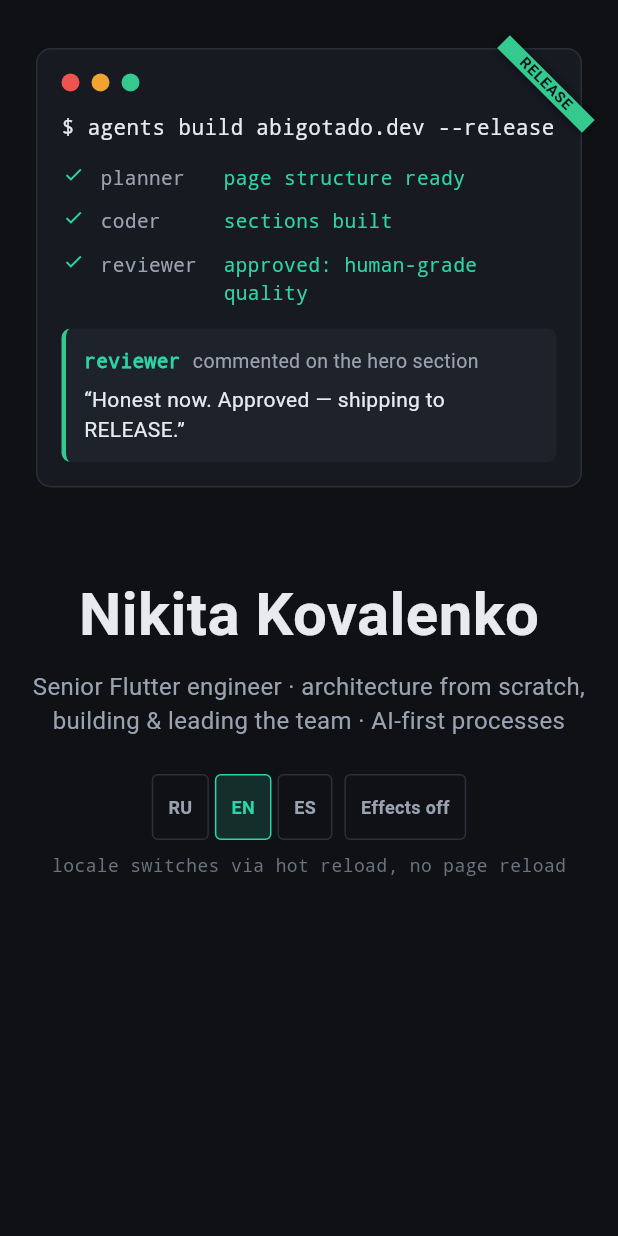
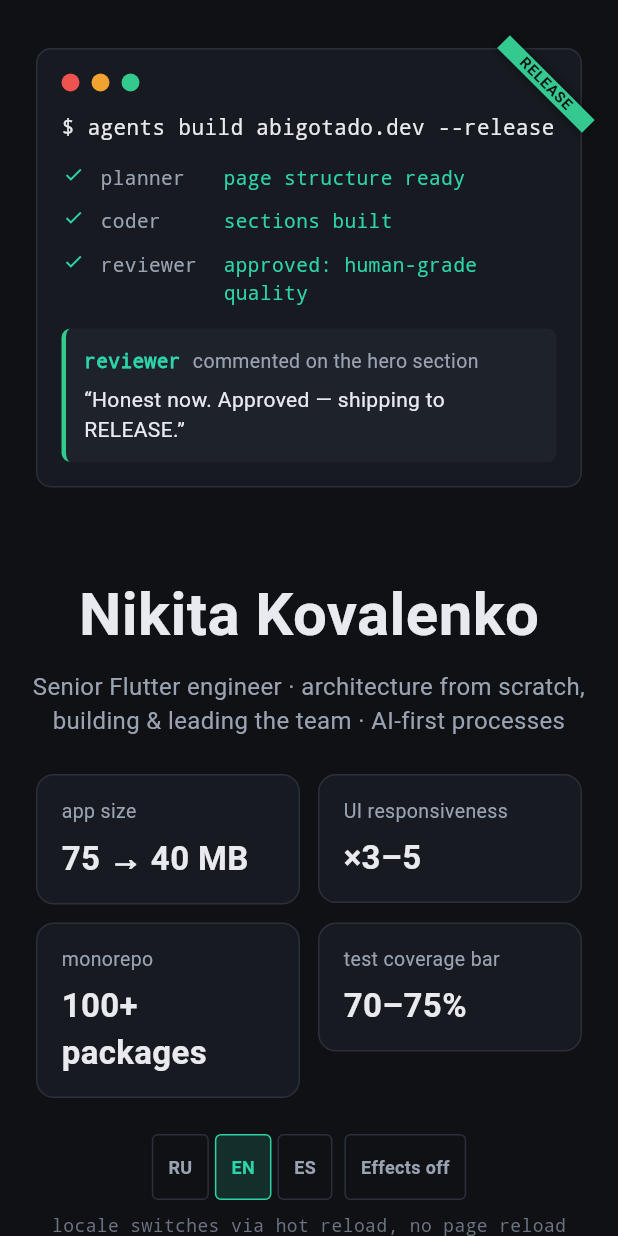
Before and after one commit to abigotado/abigotado_dev, a Flutter app: the screen it shows after launch, on a phone screen of 412 x 824 dp. Run offline on Flutter 3.47's test engine with Material 3 defaults, Android fonts, the phone set to English and light mode, and no system bars; our stand-ins replace equatable, flutter_riverpod, riverpod_annotation, shared_preferences; generated files the repository leaves out were written again.

Commit message:
feat(metrics): metrics section — the honest answer to the reviewer
Four proof-point cards below the hero, quantifying the reviewer's nitpick
("100+ package monorepo, UI made 3–5× faster"): app size 75 → 40 MB ·
UI responsiveness ×3–5 · monorepo 100+ packages · test coverage 70–75%.
Numbers are the owner's real resume figures, taken verbatim from the
approved mockup.

- Responsive grid via a pure `metricsColumnsFor(width)` (1–4 columns at
  332/504/676 px breakpoints), fed the post-clamp, post-padding width by a
  LayoutBuilder nested *inside* ConstrainedBox(720) + Padding(24). The card
  width sums back to the available width, so Wrap and the column count can
  never disagree — no overflow on any viewport. Collapses to one column on
  phones.
- Static by design: no animation, no Riverpod, no Notifier. The section is
  always visible and reads only AppLocalizations; a transientCallbackCount==0
  test guards that no ticker ever creeps in (the lite-mode fallback is
  vacuous because there is nothing to degrade).
- Trilingual (ru/en/es): labels, the localized package count, and the MB
  unit are arb keys; ×3–5 and 70–75% are locale-invariant literals using the
  existing glyph set (U+00D7, U+2013, U+2192).
- Screen-reader a11y: each card merges to a single Semantics node built from
  a glyph-free *_a11y string, with the visible Text hidden via
  ExcludeSemantics — so ×, – and → are never vocalized raw, in any locale.

Built test-first: 31 tests (a pure boundary table plus geometry / i18n /
a11y widget tests) written red against the contracts, then driven green.
Full strict gate clean — format, analyze --fatal-infos --fatal-warnings,
135 tests.

Co-Authored-By: Claude Opus 4.8 <noreply@anthropic.com>

```diff
--- a/lib/src/app/view/landing_page.dart
+++ b/lib/src/app/view/landing_page.dart
@@ -2,15 +2,16 @@ import 'package:abigotado_dev/src/app/theme/app_colors.dart';
 import 'package:abigotado_dev/src/features/effects/widget/effects_toggle.dart';
 import 'package:abigotado_dev/src/features/hero/view/terminal_hero.dart';
 import 'package:abigotado_dev/src/features/locale/widget/locale_switcher.dart';
+import 'package:abigotado_dev/src/features/metrics/widget/metrics_section.dart';
 import 'package:abigotado_dev/src/l10n/gen/app_localizations.dart';
 import 'package:flutter/material.dart';
 
 /// The landing scaffold.
 ///
 /// The "agents build the page" hero ([TerminalHero]) opens the page; the
-/// name/subtitle and the locale / effects switchers sit below it. Further
-/// sections (pubspec/changelog, hot-reload effect) slot in beneath as they
-/// are delivered through the orchestration pipeline.
+/// name/subtitle, the [MetricsSection], and the locale / effects switchers sit
+/// below it. Further sections (pubspec/changelog, hot-reload effect) slot in
+/// beneath as they are delivered through the orchestration pipeline.
 class LandingPage extends StatelessWidget {
   /// Creates the landing scaffold.
   const LandingPage({super.key});
@@ -47,6 +48,7 @@ class LandingPage extends StatelessWidget {
                 ),
               ],
             ),
+            const MetricsSection(),
             Padding(
               padding: const EdgeInsets.only(bottom: 32),
               child: Column(
--- /dev/null
+++ b/lib/src/features/metrics/metrics_layout.dart
@@ -0,0 +1,20 @@
+/// Pure layout helper for the metrics section grid.
+library;
+
+/// Number of metric-card columns for the width AVAILABLE to the grid — i.e. the
+/// `LayoutBuilder`-local `maxWidth`, already net of the section's horizontal
+/// padding (the LayoutBuilder sits inside both the 720 max-width clamp and the
+/// 24px padding, so this width is post-clamp and post-padding).
+///
+/// Reproduces the mockup's CSS `repeat(auto-fit, minmax(160px, 1fr))`: a new
+/// column appears only once every card can stay >=160px wide given the 12px
+/// inter-card gaps. Thresholds: 1 col < 332 <= 2 col < 504 <= 3 col < 676 <= 4.
+/// Intrinsically clamped to 1..4 (four branches, min 1). The max width this can
+/// receive at runtime is 720 - 48 = 672 (so >=676 / 4 columns is only reachable
+/// in the isolated unit test, never at runtime — by design).
+int metricsColumnsFor(double width) => switch (width) {
+  < 332 => 1,
+  < 504 => 2,
+  < 676 => 3,
+  _ => 4,
+};
--- /dev/null
+++ b/lib/src/features/metrics/widget/metric_card.dart
@@ -0,0 +1,76 @@
+import 'package:abigotado_dev/src/app/theme/app_colors.dart';
+import 'package:flutter/material.dart';
+
+/// A single metric card displaying a [label] caption and a prominent [value].
+///
+/// Used four times by `MetricsSection` to render the key portfolio numbers
+/// (app-size reduction, UI responsiveness, monorepo scale, test coverage).
+///
+/// Layout order matches the mockup: label on top, value below. The
+/// [semanticsLabel] is a glyph-free screen-reader announcement that merges
+/// both fields into one sentence — the raw [Text] widgets are hidden from
+/// accessibility via [ExcludeSemantics] so the reader never vocalises symbols
+/// such as `×` (U+00D7), `–` (U+2013), or `→` (U+2192) literally.
+class MetricCard extends StatelessWidget {
+  /// Creates a metric card.
+  const MetricCard({
+    required this.value,
+    required this.label,
+    required this.semanticsLabel,
+    super.key,
+  });
+
+  /// The prominent metric value shown at the bottom of the card.
+  ///
+  /// May contain display-only glyphs (×, –, →); use [semanticsLabel] for
+  /// screen-reader-safe text.
+  final String value;
+
+  /// A short muted caption shown above the value.
+  final String label;
+
+  /// Glyph-free screen-reader announcement that describes both [label] and
+  /// [value] together (e.g. "app size: from 75 to 40 megabytes").
+  final String semanticsLabel;
+
+  @override
+  Widget build(BuildContext context) {
+    return Semantics(
+      container: true,
+      label: semanticsLabel,
+      child: ExcludeSemantics(
+        child: Container(
+          decoration: BoxDecoration(
+            color: AppColors.surface,
+            border: Border.all(color: AppColors.border),
+            borderRadius: BorderRadius.circular(12),
+          ),
+          padding: const EdgeInsets.symmetric(horizontal: 16, vertical: 14),
+          child: Column(
+            crossAxisAlignment: CrossAxisAlignment.start,
+            mainAxisSize: MainAxisSize.min,
+            spacing: 6,
+            children: [
+              Text(
+                label,
+                style: const TextStyle(
+                  fontSize: 13,
+                  color: AppColors.textMuted,
+                ),
+              ),
+              Text(
+                value,
+                softWrap: true,
+                style: const TextStyle(
+                  fontSize: 22,
+                  fontWeight: FontWeight.w600,
+                  color: AppColors.textPrimary,
+                ),
+              ),
+            ],
+          ),
+        ),
+      ),
+    );
+  }
+}
--- /dev/null
+++ b/lib/src/features/metrics/widget/metrics_section.dart
@@ -0,0 +1,93 @@
+import 'package:abigotado_dev/src/features/metrics/metrics_layout.dart';
+import 'package:abigotado_dev/src/features/metrics/widget/metric_card.dart';
+import 'package:abigotado_dev/src/l10n/gen/app_localizations.dart';
+import 'package:flutter/widgets.dart';
+
+/// The portfolio-metrics section: four cards showing key engineering results.
+///
+/// The four metrics are taken directly from the approved mockup:
+///   - App size: 75 → 40 MB
+///   - UI responsiveness: ×3–5
+///   - Monorepo: 100+ packages
+///   - Test coverage: 70–75%
+///
+/// Layout is responsive via [metricsColumnsFor]: 1–4 columns depending on the
+/// available width after the 720px clamp and 24px horizontal padding.
+///
+/// The section is always visible — it has no Riverpod dependency and requires
+/// no provider gating.
+class MetricsSection extends StatelessWidget {
+  /// Creates the metrics section.
+  const MetricsSection({super.key});
+
+  /// Speed multiplier displayed on the UI-responsiveness card (sighted only).
+  /// U+00D7 × and U+2013 – per the approved codepoint list.
+  static const String _speedValue = '×3–5';
+
+  /// Coverage range displayed on the test-coverage card (sighted only).
+  /// U+2013 – per the approved codepoint list.
+  static const String _coverageValue = '70–75%';
+
+  @override
+  Widget build(BuildContext context) {
+    final l10n = AppLocalizations.of(context);
+
+    // The four card data records; built inline — no Widget _buildX() helper.
+    final cards = [
+      (
+        value: '75 → 40 ${l10n.mb}',
+        label: l10n.m1,
+        semanticsLabel: l10n.m1_a11y,
+      ),
+      (
+        value: _speedValue,
+        label: l10n.m2,
+        semanticsLabel: l10n.m2_a11y,
+      ),
+      (
+        value: l10n.m3v,
+        label: l10n.m3,
+        semanticsLabel: l10n.m3_a11y,
+      ),
+      (
+        value: _coverageValue,
+        label: l10n.m4,
+        semanticsLabel: l10n.m4_a11y,
+      ),
+    ];
+
+    return Center(
+      child: ConstrainedBox(
+        constraints: const BoxConstraints(maxWidth: 720),
+        child: Padding(
+          padding: const EdgeInsets.symmetric(horizontal: 24),
+          child: LayoutBuilder(
+            builder: (context, constraints) {
+              final available = constraints.maxWidth;
+              final columns = metricsColumnsFor(available);
+              const gap = 12.0;
+              final cardWidth = (available - gap * (columns - 1)) / columns;
+
+              return Wrap(
+                spacing: gap,
+                runSpacing: 12,
+                alignment: WrapAlignment.center,
+                children: [
+                  for (final card in cards)
+                    SizedBox(
+                      width: cardWidth,
+                      child: MetricCard(
+                        value: card.value,
+                        label: card.label,
+                        semanticsLabel: card.semanticsLabel,
+                      ),
+                    ),
+                ],
+              );
+            },
+          ),
+        ),
+      ),
+    );
+  }
+}
--- a/lib/src/l10n/app_en.arb
+++ b/lib/src/l10n/app_en.arb
@@ -55,5 +55,45 @@
   "skip": "Skip",
   "@skip": {
     "description": "Label on the button that skips the build-scenario animation."
+  },
+  "m1": "app size",
+  "@m1": {
+    "description": "Metrics section — label for the app-size card (sighted caption)."
+  },
+  "m2": "UI responsiveness",
+  "@m2": {
+    "description": "Metrics section — label for the UI-responsiveness card (sighted caption)."
+  },
+  "m3": "monorepo",
+  "@m3": {
+    "description": "Metrics section — label for the monorepo-scale card (sighted caption)."
+  },
+  "m3v": "100+ packages",
+  "@m3v": {
+    "description": "Metrics section — value for the monorepo-scale card (100+ packages)."
+  },
+  "m4": "test coverage bar",
+  "@m4": {
+    "description": "Metrics section — label for the test-coverage card (sighted caption)."
+  },
+  "mb": "MB",
+  "@mb": {
+    "description": "Metrics section — megabyte abbreviation used in the app-size card value."
+  },
+  "m1_a11y": "app size: from 75 to 40 megabytes",
+  "@m1_a11y": {
+    "description": "Metrics section — glyph-free screen-reader label for the app-size card."
+  },
+  "m2_a11y": "UI responsiveness: 3 to 5 times faster",
+  "@m2_a11y": {
+    "description": "Metrics section — glyph-free screen-reader label for the UI-responsiveness card."
+  },
+  "m3_a11y": "monorepo: over 100 packages",
+  "@m3_a11y": {
+    "description": "Metrics section — glyph-free screen-reader label for the monorepo-scale card."
+  },
+  "m4_a11y": "test coverage bar: 70 to 75 percent",
+  "@m4_a11y": {
+    "description": "Metrics section — glyph-free screen-reader label for the test-coverage card."
   }
 }
--- a/lib/src/l10n/app_es.arb
+++ b/lib/src/l10n/app_es.arb
@@ -13,5 +13,15 @@
   "rev_hdr": "comentó la sección hero",
   "revtext_run": "«Demasiado modesto. Tiene un monorepo de 100+ paquetes y una UI 3–5 veces más rápida. Solicito cambios.»",
   "revtext_done": "«Ahora sí es honesto. Aprobado — a RELEASE.»",
-  "skip": "Saltar"
+  "skip": "Saltar",
+  "m1": "tamaño de la app",
+  "m2": "reactividad de la UI",
+  "m3": "monorepo",
+  "m3v": "100+ paquetes",
+  "m4": "listón de tests",
+  "mb": "MB",
+  "m1_a11y": "tamaño de la app: de 75 a 40 megabytes",
+  "m2_a11y": "reactividad de la UI: de 3 a 5 veces más rápida",
+  "m3_a11y": "monorepo: más de 100 paquetes",
+  "m4_a11y": "listón de tests: del 70 al 75 por ciento"
 }
```
Also changed, not shown: lib/src/l10n/app_ru.arb (+11 -1 lines), 2 other files.
